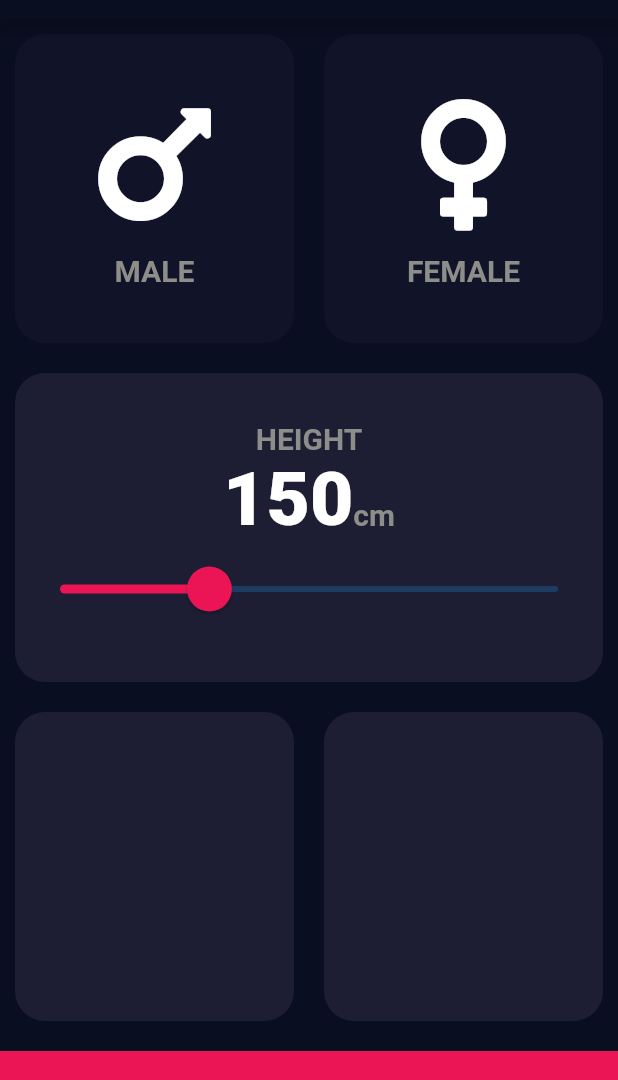
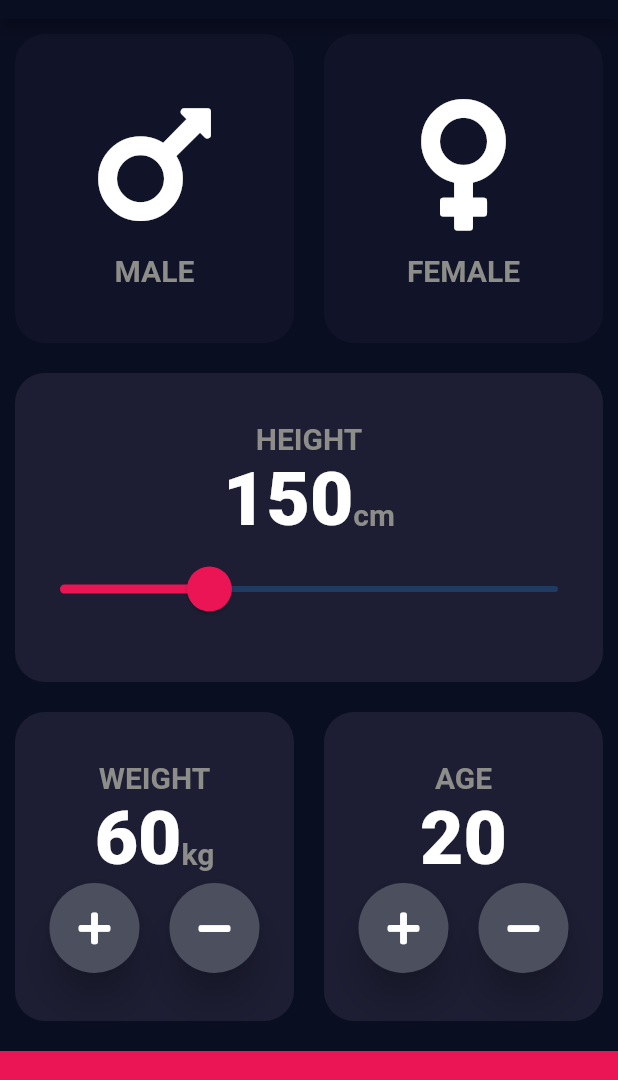
Before and after one commit to jijuthomas98/bmi_calculator, a Flutter app: the screen it shows after launch, on a phone screen of 412 x 824 dp, the part 65-1145 px from its top. Run offline on Flutter 3.47's test engine with Material 2 defaults, Android fonts, the phone set to English and light mode, and no system bars; our stand-ins replace font_awesome_flutter.

Commit message:
Button layout created for Weight and Age

```diff
--- /dev/null
+++ b/lib/components/round_action_button.dart
@@ -0,0 +1,21 @@
+import 'package:flutter/material.dart';
+
+class RoundActionButton extends StatelessWidget {
+  RoundActionButton({this.icon, this.onPress});
+  final IconData icon;
+  final Function onPress;
+  @override
+  Widget build(BuildContext context) {
+    return RawMaterialButton(
+      child: Icon(icon),
+      onPressed: onPress,
+      elevation: 10.0,
+      shape: CircleBorder(),
+      fillColor: Color(0xFF4C4F5E),
+      constraints: BoxConstraints.tightFor(
+        width: 60.0,
+        height: 60.0,
+      ),
+    );
+  }
+}
--- a/lib/screens/inputPage.dart
+++ b/lib/screens/inputPage.dart
@@ -3,6 +3,7 @@ import 'package:bmicalculator/constants.dart';
 import 'package:bmicalculator/components/reusebleCard.dart';
 import 'package:font_awesome_flutter/font_awesome_flutter.dart';
 import 'package:bmicalculator/components/icon_content.dart';
+import 'package:bmicalculator/components/round_action_button.dart';
 
 enum Gender {
   male,
@@ -17,6 +18,8 @@ class InputPage extends StatefulWidget {
 class _InputPageState extends State<InputPage> {
   Gender selectedGender;
   int height = 150;
+  int weight = 60;
+  int age = 20;
 
   @override
   Widget build(BuildContext context) {
@@ -120,11 +123,96 @@ class _InputPageState extends State<InputPage> {
                 Expanded(
                   child: ReusableCard(
                     colour: kColorOfCard,
+                    childCard: Column(
+                      mainAxisAlignment: MainAxisAlignment.center,
+                      children: <Widget>[
+                        Text(
+                          'WEIGHT',
+                          style: kLabelTextStyle,
+                        ),
+                        Row(
+                          mainAxisAlignment: MainAxisAlignment.center,
+                          crossAxisAlignment: CrossAxisAlignment.baseline,
+                          textBaseline: TextBaseline.alphabetic,
+                          children: <Widget>[
+                            Text(
+                              weight.toString(),
+                              style: kNumberStyle,
+                            ),
+                            Text(
+                              'kg',
+                              style: kLabelTextStyle,
+                            ),
+                          ],
+                        ),
+                        Row(
+                          mainAxisAlignment: MainAxisAlignment.center,
+                          children: <Widget>[
+                            RoundActionButton(
+                              icon: FontAwesomeIcons.plus,
+                              onPress: () {
+                                setState(() {
+                                  weight++;
+                                });
+                              },
+                            ),
+                            SizedBox(
+                              width: 20.0,
+                            ),
+                            RoundActionButton(
+                              icon: FontAwesomeIcons.minus,
+                              onPress: () {
+                                setState(() {
+                                  weight--;
+                                });
+                              },
+                            ),
+                          ],
+                        ),
+                      ],
+                    ),
                   ),
                 ),
                 Expanded(
                   child: ReusableCard(
                     colour: kColorOfCard,
+                    childCard: Column(
+                      mainAxisAlignment: MainAxisAlignment.center,
+                      children: <Widget>[
+                        Text(
+                          'AGE',
+                          style: kLabelTextStyle,
+                        ),
+                        Text(
+                          age.toString(),
+                          style: kNumberStyle,
+                        ),
+                        Row(
+                          mainAxisAlignment: MainAxisAlignment.center,
+                          children: <Widget>[
+                            RoundActionButton(
+                              icon: FontAwesomeIcons.plus,
+                              onPress: () {
+                                setState(() {
+                                  age++;
+                                });
+                              },
+                            ),
+                            SizedBox(
+                              width: 20.0,
+                            ),
+                            RoundActionButton(
+                              icon: FontAwesomeIcons.minus,
+                              onPress: () {
+                                setState(() {
+                                  age--;
+                                });
+                              },
+                            ),
+                          ],
+                        ),
+                      ],
+                    ),
                   ),
                 ),
               ],
```
